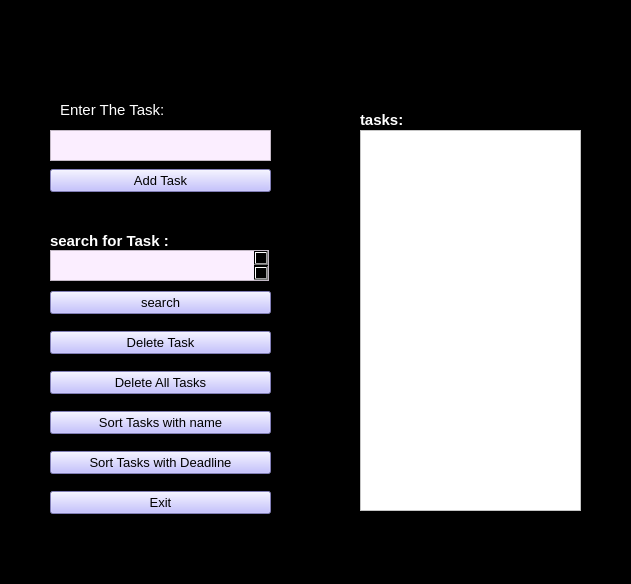
This is task14.ui in Adham1902/das-repo as Qt 5 draws it before an edit. The edited form follows.
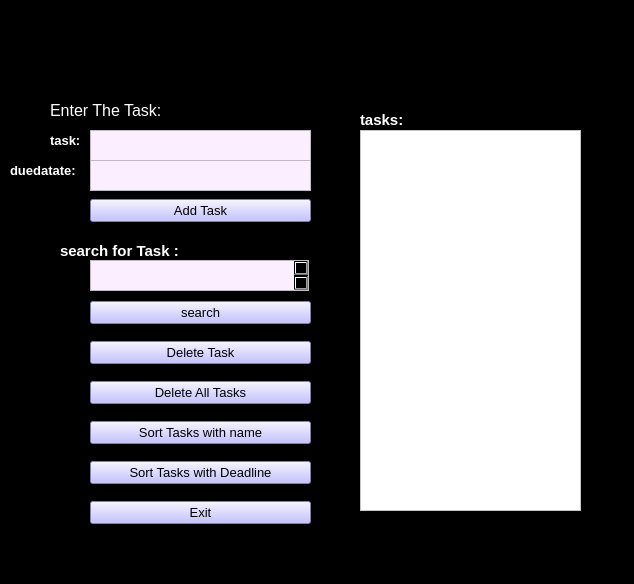
This is the edited form.

Commit message: sorry some easy changes

What changed in the file:
```diff
--- a/task14.ui
+++ b/task14.ui
@@ -6,7 +6,7 @@
    <rect>
     <x>0</x>
     <y>0</y>
-    <width>631</width>
+    <width>634</width>
     <height>584</height>
    </rect>
   </property>
@@ -462,8 +462,8 @@
    <widget class="QWidget" name="verticalLayoutWidget">
     <property name="geometry">
      <rect>
-      <x>50</x>
-      <y>160</y>
+      <x>90</x>
+      <y>190</y>
       <width>221</width>
       <height>41</height>
      </rect>
@@ -933,7 +933,7 @@
    <widget class="QTextEdit" name="textEdit">
     <property name="geometry">
      <rect>
-      <x>50</x>
+      <x>90</x>
       <y>130</y>
       <width>221</width>
       <height>31</height>
@@ -962,8 +962,8 @@
    <widget class="QLabel" name="label">
     <property name="geometry">
      <rect>
-      <x>50</x>
-      <y>230</y>
+      <x>60</x>
+      <y>240</y>
       <width>131</width>
       <height>21</height>
      </rect>
@@ -985,8 +985,8 @@
    <widget class="QWidget" name="verticalLayoutWidget_2">
     <property name="geometry">
      <rect>
-      <x>50</x>
-      <y>280</y>
+      <x>90</x>
+      <y>290</y>
       <width>221</width>
       <height>251</height>
      </rect>
@@ -1114,15 +1114,15 @@
    <widget class="QLabel" name="label_3">
     <property name="geometry">
      <rect>
-      <x>60</x>
+      <x>50</x>
       <y>100</y>
-      <width>111</width>
+      <width>121</width>
       <height>20</height>
      </rect>
     </property>
     <property name="font">
      <font>
-      <pointsize>11</pointsize>
+      <pointsize>12</pointsize>
      </font>
     </property>
     <property name="styleSheet">
@@ -1135,8 +1135,8 @@
    <widget class="QTextEdit" name="searchtask">
     <property name="geometry">
      <rect>
-      <x>50</x>
-      <y>250</y>
+      <x>90</x>
+      <y>260</y>
       <width>219</width>
       <height>31</height>
      </rect>
@@ -1177,6 +1177,67 @@
      <string>tasks:</string>
     </property>
    </widget>
+   <widget class="QTextEdit" name="duetask">
+    <property name="geometry">
+     <rect>
+      <x>90</x>
+      <y>160</y>
+      <width>221</width>
+      <height>31</height>
+     </rect>
+    </property>
+    <property name="styleSheet">
+     <string notr="true">background-color: rgb(251, 238, 255);
+</string>
+    </property>
+   </widget>
+   <widget class="QLabel" name="task">
+    <property name="geometry">
+     <rect>
+      <x>50</x>
+      <y>130</y>
+      <width>31</width>
+      <height>20</height>
+     </rect>
+    </property>
+    <property name="font">
+     <font>
+      <pointsize>10</pointsize>
+      <weight>75</weight>
+      <bold>true</bold>
+     </font>
+    </property>
+    <property name="styleSheet">
+     <string notr="true">color:rgb(255, 255, 255)
+</string>
+    </property>
+    <property name="text">
+     <string>task:</string>
+    </property>
+   </widget>
+   <widget class="QLabel" name="date">
+    <property name="geometry">
+     <rect>
+      <x>10</x>
+      <y>160</y>
+      <width>71</width>
+      <height>20</height>
+     </rect>
+    </property>
+    <property name="font">
+     <font>
+      <pointsize>10</pointsize>
+      <weight>75</weight>
+      <bold>true</bold>
+     </font>
+    </property>
+    <property name="styleSheet">
+     <string notr="true">color:rgb(255, 255, 255)</string>
+    </property>
+    <property name="text">
+     <string>duedatate:</string>
+    </property>
+   </widget>
   </widget>
   <widget class="QMenuBar" name="menubar">
    <property name="geometry">
```
Left out of the diff: 8 changed lines with no effect on the pictures. The commit also changes 1 other file.
